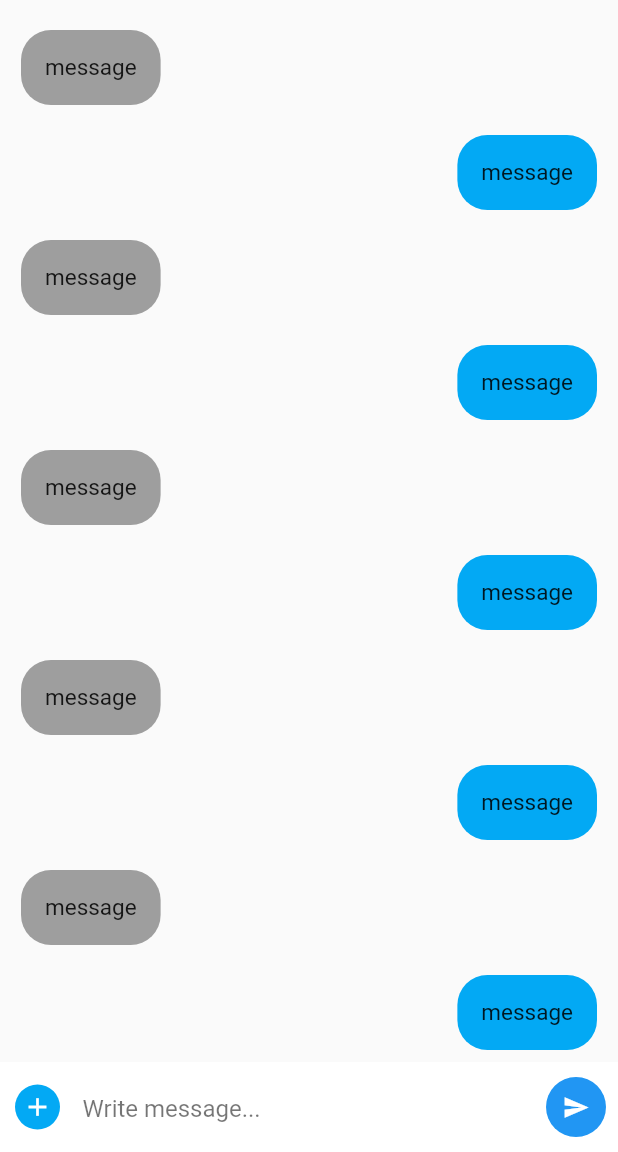
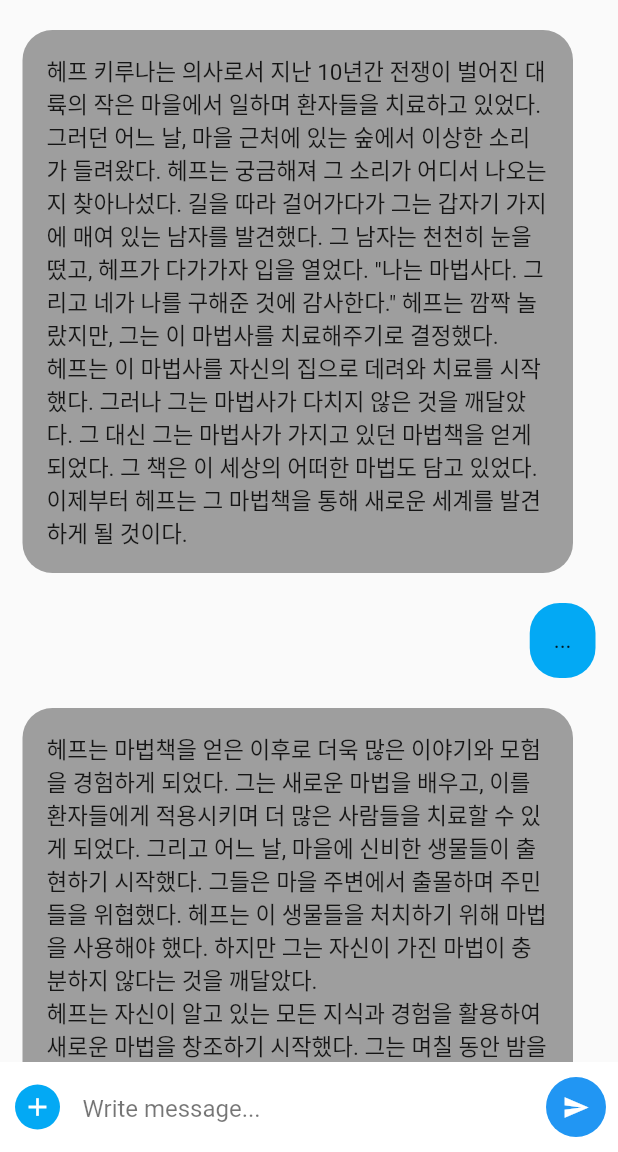
Before and after one commit to ksjae/roleplay_kit, a Flutter app: the screen it shows after launch, on a phone screen of 412 x 824 dp, the part 84-1236 px from its top. Run offline on Flutter 3.47's test engine with Material 2 defaults, Android fonts, the phone set to English and light mode, and no system bars; missing offline and left inert: dart_openai.

Commit message:
Scrollable messages

```diff
--- a/lib/main.dart
+++ b/lib/main.dart
@@ -41,14 +41,6 @@ class _ChatWindowState extends State<ChatWindow> {
   @override
   Widget build(BuildContext context) {
     var playerName = 'Mister Adventurer';
-    const userBubbleDesign = BubbleDesign(
-      color: Colors.lightBlue,
-      alignment: Alignment.topRight,
-    );
-    var botBubbleDesign = BubbleDesign(
-      color: Colors.grey.shade200,
-      alignment: Alignment.topLeft,
-    );
     return Scaffold(
       appBar: AppBar(
         elevation: 0,
@@ -97,19 +89,10 @@ class _ChatWindowState extends State<ChatWindow> {
           ),
         )),
       ),
-      body: Stack(
+      body: Column(
         children: [
-          ListView.builder(
-            itemCount: 10,
-            shrinkWrap: true,
-            padding: const EdgeInsets.only(top: 10, bottom: 10),
-            physics: const NeverScrollableScrollPhysics(),
-            itemBuilder: (context, index) {
-              return MessageBubble(
-                message: "message",
-                role: index % 2 == 0 ? Roles.generator : Roles.user,
-              );
-            },
+          Expanded(
+            child: Messages(),
           ),
           Align(
             alignment: Alignment.bottomLeft,
@@ -170,3 +153,32 @@ class _ChatWindowState extends State<ChatWindow> {
     );
   }
 }
+
+class Messages extends StatelessWidget {
+  const Messages({super.key});
+
+  @override
+  Widget build(BuildContext context) {
+    return ListView(
+      padding: const EdgeInsets.only(top: 10, bottom: 10),
+      physics: const BouncingScrollPhysics(),
+      shrinkWrap: true,
+      children: [
+        MessageBubble(
+          message:
+              "헤프 키루나는 의사로서 지난 10년간 전쟁이 벌어진 대륙의 작은 마을에서 일하며 환자들을 치료하고 있었다. 그러던 어느 날, 마을 근처에 있는 숲에서 이상한 소리가 들려왔다. 헤프는 궁금해져 그 소리가 어디서 나오는지 찾아나섰다. 길을 따라 걸어가다가 그는 갑자기 가지에 매여 있는 남자를 발견했다. 그 남자는 천천히 눈을 떴고, 헤프가 다가가자 입을 열었다. \"나는 마법사다. 그리고 네가 나를 구해준 것에 감사한다.\" 헤프는 깜짝 놀랐지만, 그는 이 마법사를 치료해주기로 결정했다. \n헤프는 이 마법사를 자신의 집으로 데려와 치료를 시작했다. 그러나 그는 마법사가 다치지 않은 것을 깨달았다. 그 대신 그는 마법사가 가지고 있던 마법책을 얻게 되었다. 그 책은 이 세상의 어떠한 마법도 담고 있었다. 이제부터 헤프는 그 마법책을 통해 새로운 세계를 발견하게 될 것이다.",
+          role: Roles.generator,
+        ),
+        MessageBubble(
+          message: "...",
+          role: Roles.user,
+        ),
+        MessageBubble(
+          message:
+              "헤프는 마법책을 얻은 이후로 더욱 많은 이야기와 모험을 경험하게 되었다. 그는 새로운 마법을 배우고, 이를 환자들에게 적용시키며 더 많은 사람들을 치료할 수 있게 되었다. 그리고 어느 날, 마을에 신비한 생물들이 출현하기 시작했다. 그들은 마을 주변에서 출몰하며 주민들을 위협했다. 헤프는 이 생물들을 처치하기 위해 마법을 사용해야 했다. 하지만 그는 자신이 가진 마법이 충분하지 않다는 것을 깨달았다.\n헤프는 자신이 알고 있는 모든 지식과 경험을 활용하여 새로운 마법을 창조하기 시작했다. 그는 며칠 동안 밤을 지새며 연구를 하다가, 마침내 새로운 마법을 창조해냈다. 이 마법은 생물들을 물리칠 수 있는 강력한 힘을 지니고 있었다.\n헤프는 마을 주민들과 함께 생물들과 맞서 싸웠다. 그는 자신의 새로운 마법으로 그들을 물리치고, 마을을 안전하게 지키게 되었다. 이제부터 헤프는 새로운 마법을 창조하고, 이를 사용해 세상을 더욱 더 안전하게 만드는 여행을 이어나갈 것이다.",
+          role: Roles.generator,
+        ),
+      ],
+    );
+  }
+}
--- a/lib/models/message_bubble.dart
+++ b/lib/models/message_bubble.dart
@@ -11,6 +11,7 @@ class MessageBubble extends StatefulWidget {
         : const BubbleDesign(
             color: Colors.grey,
             alignment: Alignment.topLeft,
+            padding: EdgeInsets.only(left: 15, right: 30, top: 10, bottom: 10),
           );
   }
   final String message;
@@ -25,7 +26,7 @@ class _MessageBubbleState extends State<MessageBubble> {
   @override
   Widget build(BuildContext context) {
     return Container(
-      padding: const EdgeInsets.only(left: 14, right: 14, top: 10, bottom: 10),
+      padding: widget.design.padding,
       child: Align(
         alignment: widget.design.alignment,
         child: Container(
@@ -49,9 +50,12 @@ class BubbleDesign {
     this.color = Colors.blue,
     this.alignment = Alignment.topRight,
     this.shadowColor = Colors.grey,
+    this.padding =
+        const EdgeInsets.only(left: 15, right: 15, top: 10, bottom: 10),
   });
 
   final Color color;
   final Alignment alignment;
   final Color shadowColor;
+  final EdgeInsets padding;
 }
```
Also changed, not shown: 1 other file.
